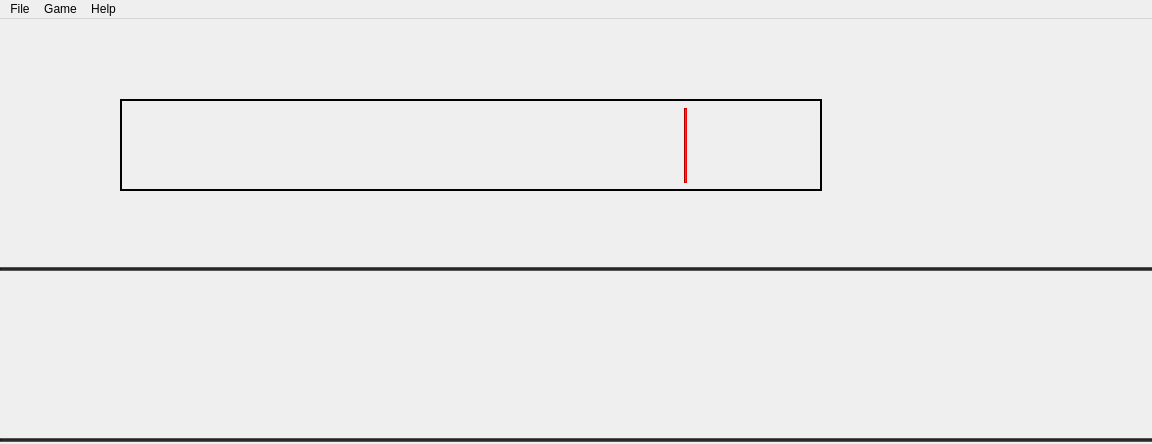
Above: design/main_window.ui from urasha/YandexLyceum_PyQt5-Project before the change. Below: the same form after it.
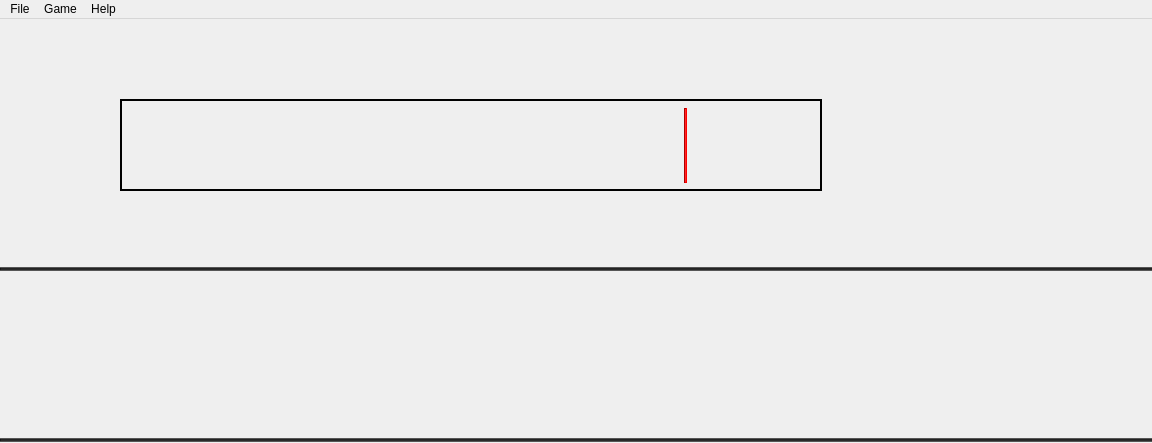
That is the form after the change. Icons and pictures are not drawn.

Patch:
```diff
--- a/design/main_window.ui
+++ b/design/main_window.ui
@@ -7,7 +7,7 @@
     <x>0</x>
     <y>0</y>
     <width>1152</width>
-    <height>444</height>
+    <height>443</height>
    </rect>
   </property>
   <property name="windowTitle">
```
Left out of the diff: 13 changed lines with no effect on the pictures.
